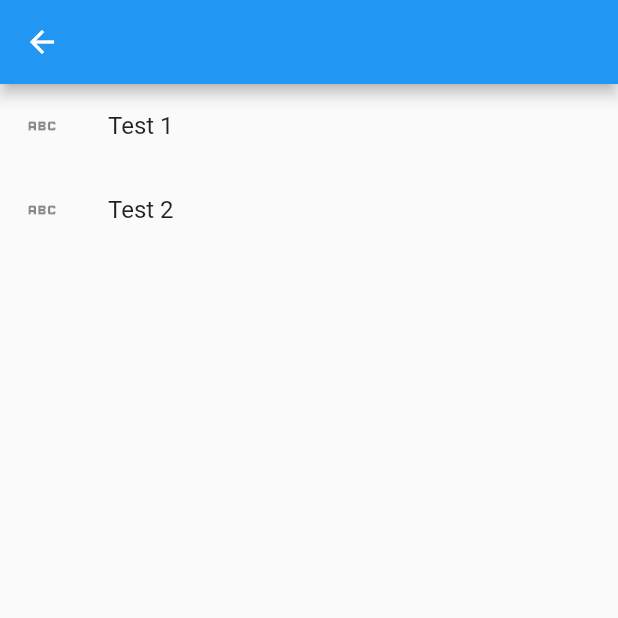
After one commit to dilipkumar4813/flutter_illustrations, a Flutter app: the screen it shows after launch, after a tap on "Basic Lists", on a phone screen of 412 x 824 dp, the top half of it. The commit adds this screen. Run offline on Flutter 3.47's test engine with Material 2 defaults, Android fonts, the light colour scheme and no system bars; our stand-ins replace fluttertoast.

Commit message:
Basic list and pass data
Passing data between screens using navigator and creating list

```diff
--- /dev/null
+++ b/lib/models/tlist.dart
@@ -0,0 +1,6 @@
+class TList {
+  final String title;
+  final String description;
+
+  TList({required this.title, required this.description});
+}
--- /dev/null
+++ b/lib/screens/basic_lists.dart
@@ -0,0 +1,53 @@
+import 'package:flutter/material.dart';
+import 'package:flutter_illustrations/utils/screens.dart';
+import '../models/tlist.dart';
+
+class BasicList extends StatefulWidget {
+  const BasicList({super.key});
+
+  @override
+  State<BasicList> createState() => _BasicListState();
+}
+
+class _BasicListState extends State<BasicList> {
+  final List list = [
+    TList(title: "Test 1", description: "Basic 1 Description"),
+    TList(title: "Test 2", description: "Basic 2 Description")
+  ];
+
+  @override
+  Widget build(BuildContext context) {
+    return Scaffold(
+      appBar: AppBar(
+        leading: IconButton(
+          icon: const Icon(Icons.arrow_back, color: Colors.white),
+          onPressed: () => Navigator.of(context).pop(),
+        ),
+      ),
+      body: SafeArea(
+        child: Column(
+          children: [
+            ListView.builder(
+              shrinkWrap: true,
+              itemCount: list.length,
+              itemBuilder: (context, index) {
+                return ListTile(
+                  leading: const Icon(Icons.abc),
+                  title: Text(list[index].title),
+                  onTap: () {
+                    Navigator.of(context).push(
+                      MaterialPageRoute(
+                        builder: (context) =>
+                            BasicListDetais(tlist: list[index]),
+                      ),
+                    );
+                  },
+                );
+              },
+            ),
+          ],
+        ),
+      ),
+    );
+  }
+}
--- a/lib/screens/homepage.dart
+++ b/lib/screens/homepage.dart
@@ -11,14 +11,6 @@ class MyHomePage extends StatefulWidget {
 }
 
 class _MyHomePageState extends State<MyHomePage> {
-  int _counter = 0;
-
-  void _incrementCounter() {
-    setState(() {
-      _counter++;
-    });
-  }
-
   @override
   Widget build(BuildContext context) {
     return Scaffold(
@@ -65,6 +57,12 @@ class _MyHomePageState extends State<MyHomePage> {
               },
               child: const Text("Change Notifier"),
             ),
+            ElevatedButton(
+              onPressed: () {
+                Navigator.pushNamed(context, AppRoutes.basicList);
+              },
+              child: const Text("Basic Lists"),
+            ),
             const Icon(
               Icons.abc_outlined,
               color: Colors.red,
--- a/lib/utils/routes/basic_routes.dart
+++ b/lib/utils/routes/basic_routes.dart
@@ -9,4 +9,5 @@ Map basicRoutes = {
   AppRoutes.basicForm: (context) => const BasicForm(),
   AppRoutes.basicHttp: (context) => const BasicHttp(),
   AppRoutes.basicChange: (context) => const BasicChangeNotifier(),
+  AppRoutes.basicList: (context) => const BasicList(),
 };
--- a/lib/utils/routes/route_strings.dart
+++ b/lib/utils/routes/route_strings.dart
@@ -6,4 +6,6 @@ class AppRoutes {
   static String basicForm = '/basicForm';
   static String basicHttp = '/basicHttp';
   static String basicChange = '/basicChangeNotifier';
+  static String basicList = '/basicList';
+  static String basicListDetail = '/basicListDetail';
 }
--- a/lib/utils/screens.dart
+++ b/lib/utils/screens.dart
@@ -5,3 +5,5 @@ export '../screens/basic_appbar.dart';
 export '../screens/basic_form.dart';
 export '../screens/basic_http.dart';
 export '../screens/basic_change_notifier.dart';
+export '../screens/basic_lists.dart';
+export '../screens/basic_list_details.dart';
```
Also changed, not shown: lib/screens/basic_list_details.dart (added, +46 -0 lines).
